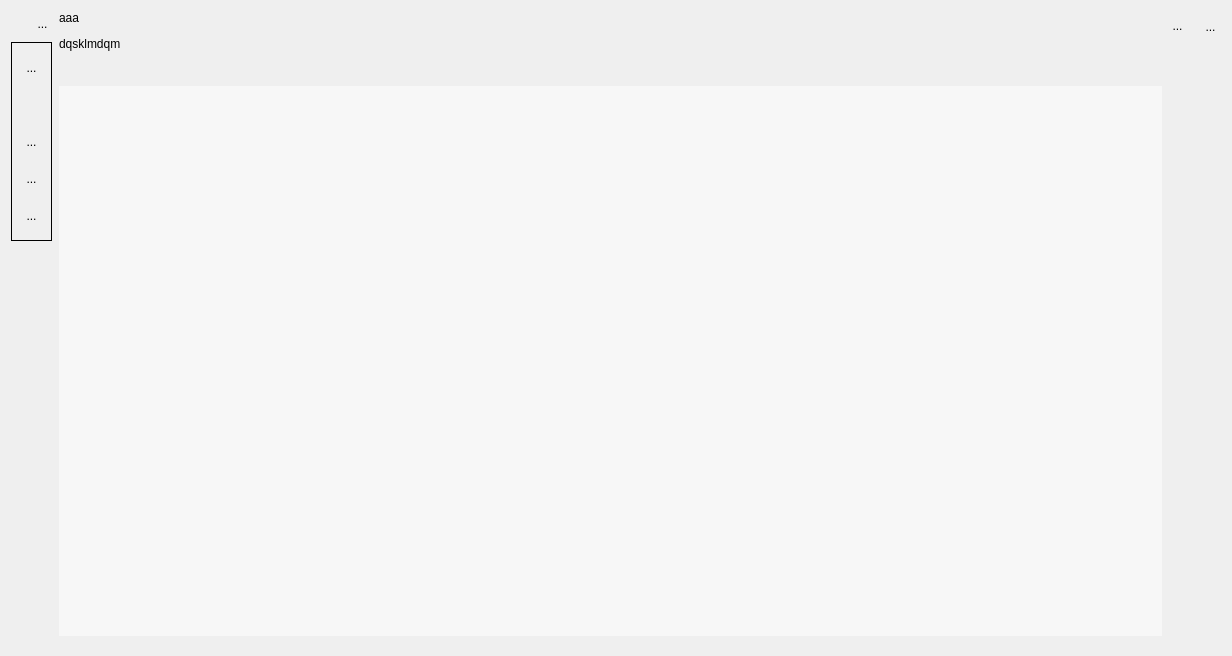
SalomePlatform/eficas_tools, file UiQT5/desWidgetTableau.ui: the form before one commit.
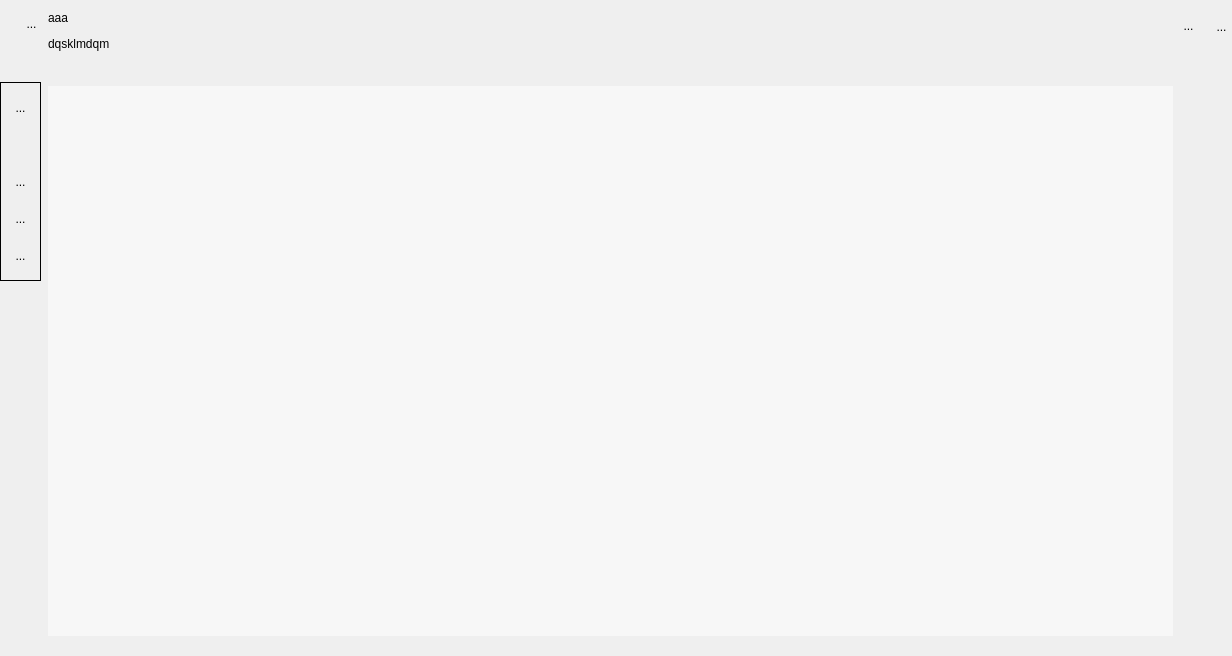
The form after the commit. Icons and pictures are not drawn. Custom widgets are drawn as their Qt base class.

The edit to the form file:
```diff
--- a/UiQT5/desWidgetTableau.ui
+++ b/UiQT5/desWidgetTableau.ui
@@ -26,6 +26,12 @@
    <string>Form</string>
   </property>
   <layout class="QHBoxLayout" name="horizontalLayout_5">
+   <property name="leftMargin">
+    <number>0</number>
+   </property>
+   <property name="rightMargin">
+    <number>0</number>
+   </property>
    <item>
     <layout class="QVBoxLayout" name="verticalLayout_4">
      <item>
@@ -92,6 +98,22 @@
        </item>
       </layout>
      </item>
+     <item>
+      <spacer name="verticalSpacer_3">
+       <property name="orientation">
+        <enum>Qt::Vertical</enum>
+       </property>
+       <property name="sizeType">
+        <enum>QSizePolicy::Fixed</enum>
+       </property>
+       <property name="sizeHint" stdset="0">
+        <size>
+         <width>20</width>
+         <height>40</height>
+        </size>
+       </property>
+      </spacer>
+     </item>
      <item>
       <widget class="QFrame" name="frame">
        <property name="sizePolicy">
@@ -419,8 +441,8 @@
             <rect>
              <x>0</x>
              <y>0</y>
-             <width>1091</width>
-             <height>524</height>
+             <width>1109</width>
+             <height>526</height>
             </rect>
            </property>
            <property name="sizePolicy">
@@ -430,6 +452,12 @@
             </sizepolicy>
            </property>
            <layout class="QVBoxLayout" name="verticalLayoutLE">
+            <property name="spacing">
+             <number>2</number>
+            </property>
+            <property name="margin">
+             <number>0</number>
+            </property>
             <item>
              <spacer name="verticalSpacer_4">
               <property name="orientation">
```
Left out of the diff: 9 changed lines with no effect on the pictures.
